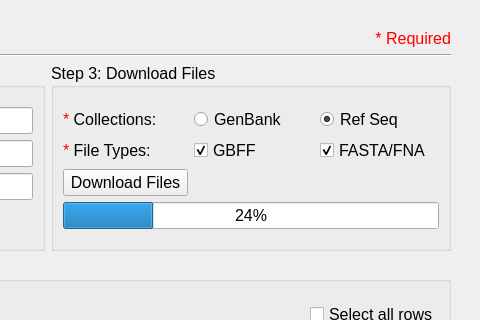
Qt form ncbi.ui (TrinhLab/CASPERapp) before a commit; both pictures show x 385 to 865 and y 0 to 320 of the 865 by 723 pixel window.
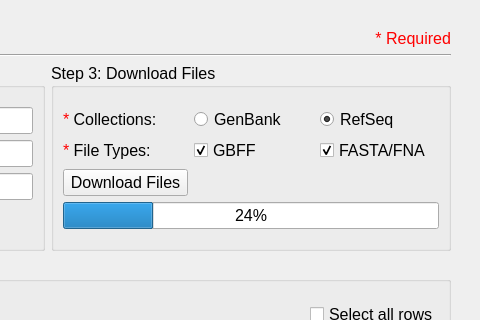
The same form after that commit.

Commit message: Updated progressbar behavior and error checking. Still need to fix progress bar behavior when one of multiple selections is missing an ID for the selected database.

Patch:
```diff
--- a/ncbi.ui
+++ b/ncbi.ui
@@ -349,7 +349,7 @@
          <item row="1" column="2">
           <widget class="QRadioButton" name="refseq_checkbox">
            <property name="text">
-            <string>Ref Seq</string>
+            <string>RefSeq</string>
            </property>
            <property name="checked">
             <bool>true</bool>
```
The commit also changes 1 other file.
